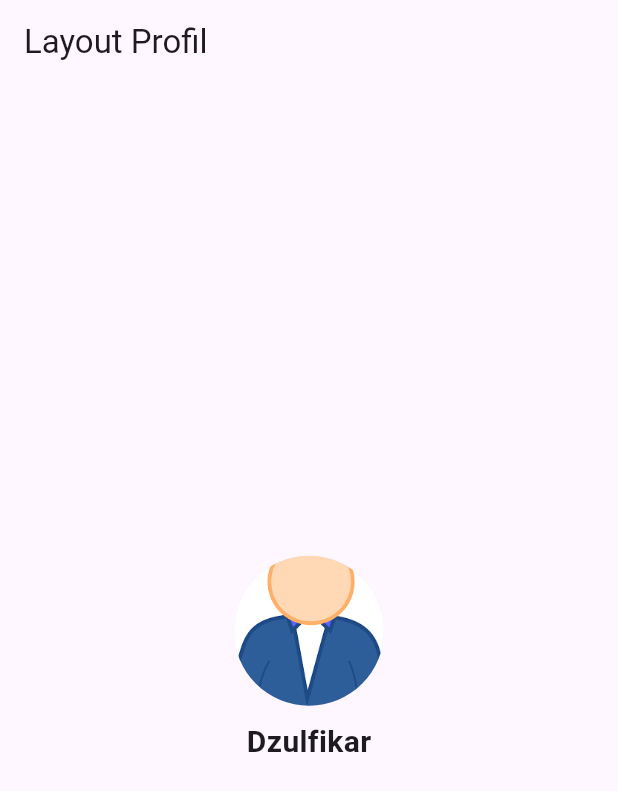
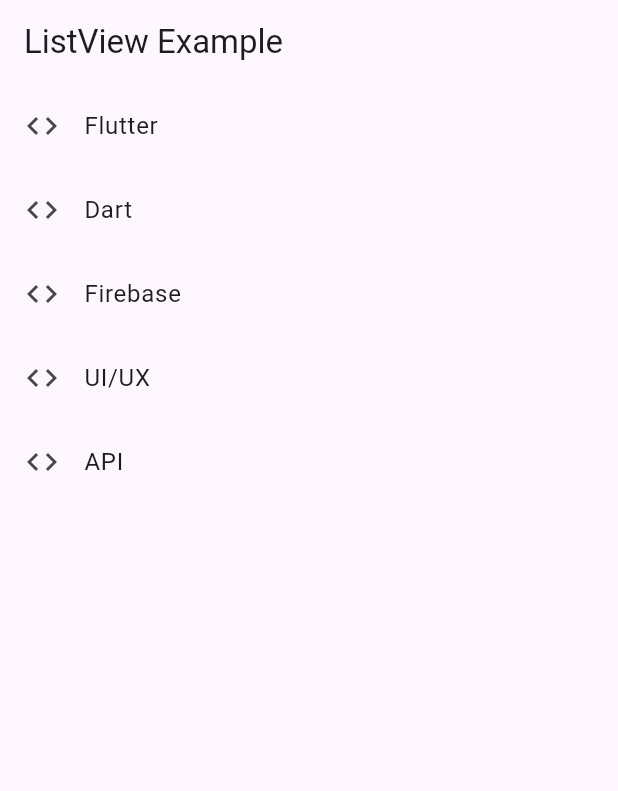
Before and after one commit to dzulfikar05/pmr-mob-dart, a Flutter app: the screen it shows after launch, on a phone screen of 412 x 824 dp. Shown: the top 791 px of the screen. Run offline on Flutter 3.47's test engine with Material 3 defaults, Android fonts, the light colour scheme and no system bars.

Commit message:
list view & list item

```diff
--- a/pertemuan7/pertemuan_tujuh/lib/main.dart
+++ b/pertemuan7/pertemuan_tujuh/lib/main.dart
@@ -1,35 +1,28 @@
 import 'package:flutter/material.dart';
 
 void main() {
-  runApp(const ProfileLayout());
+  runApp(const ListViewExample());
 }
 
-class ProfileLayout extends StatelessWidget {
-  const ProfileLayout({super.key});
+class ListViewExample extends StatelessWidget {
+  const ListViewExample({super.key});
 
   @override
   Widget build(BuildContext context) {
+    final List<String> items = ['Flutter', 'Dart', 'Firebase', 'UI/UX', 'API'];
     return MaterialApp(
       debugShowCheckedModeBanner: false,
       home: Scaffold(
-        appBar: AppBar(
-          title: const Text('Layout Profil'),
-        ),
-        body: const Center(
-          child: Column(
-            mainAxisAlignment: MainAxisAlignment.center,
-            children: [
-              CircleAvatar(
-                radius: 50,
-                backgroundImage: AssetImage('assets/user.png'),
-              ),
-              SizedBox(height: 10),
-              Text(
-                'Dzulfikar',
-                style: TextStyle(fontSize: 20, fontWeight: FontWeight.bold),
-              ),
-            ],
-          ),
+        appBar: AppBar(title: Text('ListView Example')),
+        body: ListView.builder(
+          itemCount: items.length,
+          itemBuilder: (context, index) {
+            return ListTile(
+              leading: Icon(Icons.code),
+              title: Text(items[index]),
+              onTap: () => print('Klik: ${items[index]}'),
+            );
+          },
         ),
       ),
     );
```
